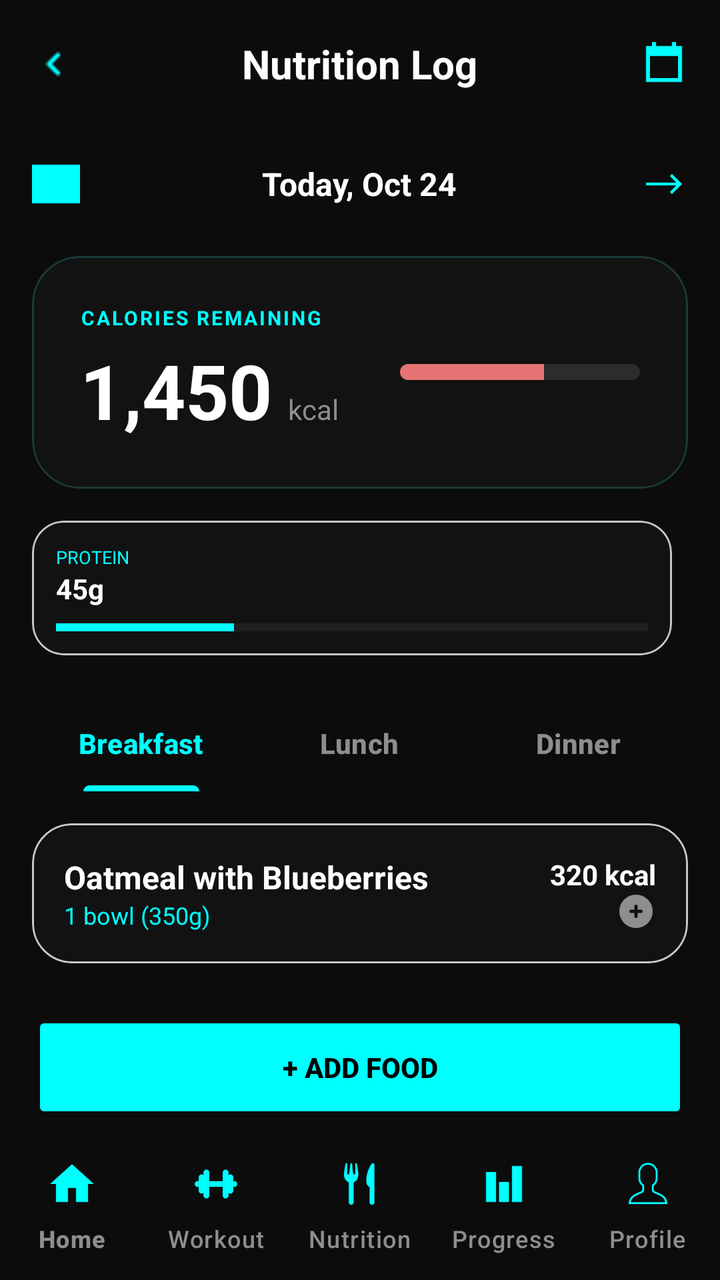
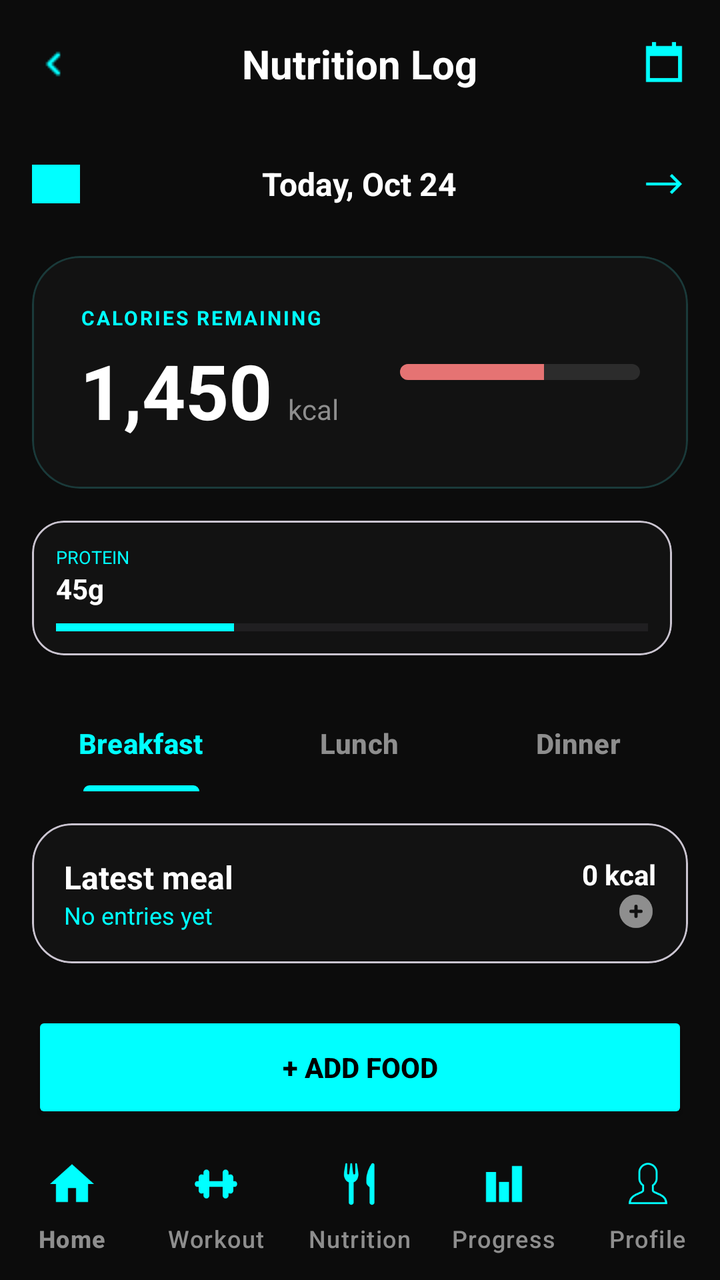

An Android layout rendered at two revisions. The XML below is the earlier revision; the diff shows what the commit changed to produce the second picture.
<!-- AndroidManifest.xml: application theme Theme.ProFitness -->
<!-- res/layout/activity_nutrition_log.xml -->
<androidx.constraintlayout.widget.ConstraintLayout xmlns:android="http://schemas.android.com/apk/res/android"
    xmlns:app="http://schemas.android.com/apk/res-auto"
    android:layout_width="match_parent"
    android:layout_height="match_parent"
    android:background="@color/bg_dark">

    <RelativeLayout
        android:id="@+id/nutrition_header"
        android:layout_width="match_parent"
        android:layout_height="64dp"
        android:paddingHorizontal="16dp"
        app:layout_constraintTop_toTopOf="parent">

        <ImageView
            android:id="@+id/btn_back"
            android:layout_width="24dp"
            android:layout_height="24dp"
            android:layout_centerVertical="true"
            android:src="@drawable/ic_back"
            app:tint="@color/neon_cyan" />

        <TextView
            android:layout_width="wrap_content"
            android:layout_height="wrap_content"
            android:layout_centerInParent="true"
            android:text="Nutrition Log"
            android:textColor="@color/white"
            android:textSize="20sp"
            android:textStyle="bold" />

        <ImageView
            android:layout_width="24dp"
            android:layout_height="24dp"
            android:layout_alignParentEnd="true"
            android:layout_centerVertical="true"
            android:src="@drawable/ic_calendar"
            app:tint="@color/neon_cyan" />
    </RelativeLayout>

    <ScrollView
        android:layout_width="match_parent"
        android:layout_height="0dp"
        android:fillViewport="true"
        android:scrollbars="none"
        app:layout_behavior="@string/appbar_scrolling_view_behavior"
        app:layout_constraintBottom_toTopOf="@id/bottom_navigation"
        app:layout_constraintTop_toBottomOf="@id/nutrition_header">

        <LinearLayout
            android:layout_width="match_parent"
            android:layout_height="wrap_content"
            android:orientation="vertical"
            android:padding="16dp">

            <RelativeLayout
                android:layout_width="match_parent"
                android:layout_height="wrap_content"
                android:layout_marginBottom="24dp">
                <ImageView android:id="@+id/prev_day" android:layout_width="24dp" android:layout_height="24dp" android:src="@drawable/ic_arrow_left" app:tint="@color/neon_cyan"/>
                <TextView android:layout_width="wrap_content" android:layout_height="wrap_content" android:layout_centerInParent="true" android:text="Today, Oct 24" android:textColor="@color/white" android:textStyle="bold" android:textSize="16sp"/>
                <ImageView android:id="@+id/next_day" android:layout_width="24dp" android:layout_height="24dp" android:layout_alignParentEnd="true" android:src="@drawable/ic_arrow_right" app:tint="@color/neon_cyan"/>
            </RelativeLayout>

            <com.google.android.material.card.MaterialCardView
                android:layout_width="match_parent"
                android:layout_height="wrap_content"
                app:cardBackgroundColor="@color/card_bg"
                app:cardCornerRadius="24dp"
                app:strokeColor="#1A3A3A"
                app:strokeWidth="1dp">
                <RelativeLayout android:layout_width="match_parent" android:layout_height="wrap_content" android:padding="24dp">
                    <TextView android:id="@+id/txt_rem" android:layout_width="wrap_content" android:layout_height="wrap_content" android:text="CALORIES REMAINING" android:textColor="@color/neon_cyan" android:textSize="10sp" android:textStyle="bold" android:letterSpacing="0.1"/>
                    <TextView android:id="@+id/val_cal" android:layout_width="wrap_content" android:layout_height="wrap_content" android:layout_below="@id/txt_rem" android:text="1,450" android:textColor="@color/white" android:textSize="38sp" android:textStyle="bold" android:layout_marginTop="4dp"/>
                    <TextView android:layout_width="wrap_content" android:layout_height="wrap_content" android:layout_toEndOf="@id/val_cal" android:layout_alignBaseline="@id/val_cal" android:layout_marginStart="8dp" android:text="kcal" android:textColor="@color/text_gray"/>
                    <ProgressBar style="?android:attr/progressBarStyleHorizontal" android:layout_width="120dp" android:layout_height="8dp" android:layout_alignParentEnd="true" android:layout_centerVertical="true" android:progress="60" android:progressDrawable="@drawable/custom_progress_orange"/>
                </RelativeLayout>
            </com.google.android.material.card.MaterialCardView>

            <LinearLayout android:layout_width="match_parent" android:layout_height="wrap_content" android:orientation="horizontal" android:layout_marginTop="16dp">
                <com.google.android.material.card.MaterialCardView android:layout_width="0dp" android:layout_height="wrap_content" android:layout_weight="1" android:layout_marginEnd="8dp" app:cardBackgroundColor="@color/card_bg" app:cardCornerRadius="16dp">
                    <LinearLayout android:layout_width="match_parent" android:layout_height="wrap_content" android:orientation="vertical" android:padding="12dp">
                        <TextView android:layout_width="wrap_content" android:layout_height="wrap_content" android:text="PROTEIN" android:textColor="@color/neon_cyan" android:textSize="9sp"/>
                        <TextView android:id="@+id/val_protein" android:layout_width="wrap_content" android:layout_height="wrap_content" android:text="45g" android:textColor="@color/white" android:textStyle="bold"/>
                        <ProgressBar style="?android:attr/progressBarStyleHorizontal" android:layout_width="match_parent" android:layout_height="4dp" android:progress="30" android:progressTint="@color/neon_cyan" android:layout_marginTop="8dp"/>
                    </LinearLayout>
                </com.google.android.material.card.MaterialCardView>
            </LinearLayout>

            <com.google.android.material.tabs.TabLayout
                android:layout_width="match_parent"
                android:layout_height="wrap_content"
                android:layout_marginTop="20dp"
                android:background="@android:color/transparent"
                app:tabIndicatorColor="@color/neon_cyan"
                app:tabSelectedTextColor="@color/neon_cyan"
                app:tabTextColor="@color/text_gray"
                app:tabTextAppearance="@style/TabTextStyle">
                <com.google.android.material.tabs.TabItem android:text="Breakfast"/>
                <com.google.android.material.tabs.TabItem android:text="Lunch"/>
                <com.google.android.material.tabs.TabItem android:text="Dinner"/>
            </com.google.android.material.tabs.TabLayout>

            <com.google.android.material.card.MaterialCardView
                android:layout_width="match_parent"
                android:layout_height="wrap_content"
                android:layout_marginTop="16dp"
                app:cardBackgroundColor="@color/card_bg"
                app:cardCornerRadius="20dp">
                <RelativeLayout android:layout_width="match_parent" android:layout_height="wrap_content" android:padding="16dp">
                    <TextView android:id="@+id/food1" android:layout_width="wrap_content" android:layout_height="wrap_content" android:text="Oatmeal with Blueberries" android:textColor="@color/white" android:textStyle="bold" android:textSize="16sp"/>
                    <TextView android:layout_width="wrap_content" android:layout_height="wrap_content" android:layout_below="@id/food1" android:text="1 bowl (350g)" android:textColor="@color/neon_cyan" android:textSize="12sp"/>
                    <TextView android:layout_width="wrap_content" android:layout_height="wrap_content" android:layout_alignParentEnd="true" android:text="320 kcal" android:textColor="@color/white" android:textStyle="bold"/>
                    <ImageView android:layout_width="20dp" android:layout_height="20dp" android:layout_alignParentEnd="true" android:layout_alignParentBottom="true" android:src="@drawable/ic_edit" app:tint="@color/text_gray"/>
                </RelativeLayout>
            </com.google.android.material.card.MaterialCardView>

            <Button
                android:id="@+id/btn_add_food"
                android:layout_width="match_parent"
                android:layout_height="56dp"
                android:layout_marginTop="24dp"
                android:text="+ Add Food"
                android:textColor="@android:color/black"
                android:backgroundTint="@color/neon_cyan"
                android:textStyle="bold"
                app:cornerRadius="28dp"/>

            <com.google.android.material.card.MaterialCardView
                android:layout_width="match_parent"
                android:layout_height="wrap_content"
                android:layout_marginTop="32dp"
                app:cardBackgroundColor="#0F2424"
                app:cardCornerRadius="20dp"
                app:strokeColor="#1A3A3A"
                app:strokeWidth="1dp">
                <LinearLayout android:layout_width="match_parent" android:layout_height="wrap_content" android:orientation="vertical" android:padding="20dp">
                    <RelativeLayout android:layout_width="match_parent" android:layout_height="wrap_content">
                        <TextView android:layout_width="wrap_content" android:layout_height="wrap_content" android:text="💧 Water Intake" android:textColor="@color/white" android:textStyle="bold"/>
                        <TextView android:id="@+id/tv_water_total" android:layout_width="wrap_content" android:layout_height="wrap_content" android:layout_alignParentEnd="true" android:text="1.2L / 2.5L" android:textColor="@color/neon_cyan" android:textStyle="bold"/>
                    </RelativeLayout>
                    <ProgressBar android:id="@+id/progress_water_total" style="?android:attr/progressBarStyleHorizontal" android:layout_width="match_parent" android:layout_height="10dp" android:progress="48" android:progressTint="@color/neon_cyan" android:layout_marginTop="16dp"/>
                    <LinearLayout android:layout_width="match_parent" android:layout_height="wrap_content" android:layout_marginTop="20dp">
                        <Button android:id="@+id/btn_add_250ml" android:layout_width="0dp" android:layout_height="wrap_content" android:layout_weight="1" android:text="+ 250ml" android:layout_marginEnd="8dp" style="@style/Widget.MaterialComponents.Button.OutlinedButton" app:strokeColor="@color/neon_cyan" android:textColor="@color/neon_cyan"/>
                        <Button android:id="@+id/btn_add_500ml" android:layout_width="0dp" android:layout_height="wrap_content" android:layout_weight="1" android:text="+ 500ml" style="@style/Widget.MaterialComponents.Button.OutlinedButton" app:strokeColor="@color/neon_cyan" android:textColor="@color/neon_cyan"/>
                    </LinearLayout>
                </LinearLayout>
            </com.google.android.material.card.MaterialCardView>

            <View android:layout_width="match_parent" android:layout_height="40dp"/>

        </LinearLayout>
    </ScrollView>

    <com.google.android.material.bottomnavigation.BottomNavigationView
        android:id="@+id/bottom_navigation"
        android:layout_width="match_parent"
        android:layout_height="72dp"
        android:background="@color/bg_dark"
        app:itemIconTint="@color/neon_cyan"
        app:itemTextColor="@color/text_gray"
        app:labelVisibilityMode="labeled"
        app:menu="@menu/bottom_nav_menu"
        app:layout_constraintBottom_toBottomOf="parent"/>

</androidx.constraintlayout.widget.ConstraintLayout>
<!-- resources referenced by this layout -->
<resources>
  <color name="bg_dark">#0C0C0C</color>
  <color name="card_bg">#121212</color>
  <color name="neon_cyan">#00FFFF</color>
  <color name="text_gray">#8E8E8E</color>
  <color name="white">#FFFFFF</color>
  <!-- drawable custom_progress_orange (drawable) -->
  <layer-list xmlns:android="http://schemas.android.com/apk/res/android">
      <item android:id="@android:id/background">
          <shape><corners android:radius="4dp"/><solid android:color="#2C2C2C"/></shape>
      </item>
      <item android:id="@android:id/progress">
          <clip>
              <shape><corners android:radius="4dp"/><solid android:color="#E57373"/></shape>
          </clip>
      </item>
  </layer-list>
  <!-- drawable ic_arrow_left (drawable) -->
  <?xml version="1.0" encoding="utf-8"?>
  <selector xmlns:android="http://schemas.android.com/apk/res/android">
      <item android:drawable="@drawable/back_arrow" />
  </selector>
  <!-- drawable ic_arrow_right (drawable) -->
  <?xml version="1.0" encoding="utf-8"?>
  <selector xmlns:android="http://schemas.android.com/apk/res/android">
      <item android:drawable="@drawable/ic_front" />
  </selector>
  <!-- drawable ic_back: png bitmap (drawable, 184 bytes) -->
  <!-- drawable ic_calendar: png bitmap (drawable, 543 bytes) -->
  <!-- drawable ic_edit (drawable) -->
  <?xml version="1.0" encoding="utf-8"?>
  <selector xmlns:android="http://schemas.android.com/apk/res/android">
      <item android:drawable="@drawable/ic_custom" />
  </selector>
  <style name="TabTextStyle">
          <item name="android:textColor">@color/text_gray</item>
          <item name="android:textSize">14sp</item>
          <item name="android:textStyle">bold</item>
      </style>
  <style name="Theme.ProFitness" parent="android:Theme.Material.Light.NoActionBar" />
  <!-- drawable back_arrow: png bitmap (drawable, 3105 bytes) -->
  <!-- drawable ic_front: png bitmap (drawable, 334 bytes) -->
  <!-- drawable ic_custom: png bitmap (drawable, 1592 bytes) -->
</resources>

<!-- the commit's change to res/layout/activity_nutrition_log.xml (unified diff, before → after) -->
@@ -57,7 +57,7 @@
                 android:layout_height="wrap_content"
                 android:layout_marginBottom="24dp">
                 <ImageView android:id="@+id/prev_day" android:layout_width="24dp" android:layout_height="24dp" android:src="@drawable/ic_arrow_left" app:tint="@color/neon_cyan"/>
-                <TextView android:layout_width="wrap_content" android:layout_height="wrap_content" android:layout_centerInParent="true" android:text="Today, Oct 24" android:textColor="@color/white" android:textStyle="bold" android:textSize="16sp"/>
+                <TextView android:id="@+id/tv_day_label" android:layout_width="wrap_content" android:layout_height="wrap_content" android:layout_centerInParent="true" android:text="Today, Oct 24" android:textColor="@color/white" android:textStyle="bold" android:textSize="16sp"/>
                 <ImageView android:id="@+id/next_day" android:layout_width="24dp" android:layout_height="24dp" android:layout_alignParentEnd="true" android:src="@drawable/ic_arrow_right" app:tint="@color/neon_cyan"/>
             </RelativeLayout>
 
@@ -72,7 +72,7 @@
                     <TextView android:id="@+id/txt_rem" android:layout_width="wrap_content" android:layout_height="wrap_content" android:text="CALORIES REMAINING" android:textColor="@color/neon_cyan" android:textSize="10sp" android:textStyle="bold" android:letterSpacing="0.1"/>
                     <TextView android:id="@+id/val_cal" android:layout_width="wrap_content" android:layout_height="wrap_content" android:layout_below="@id/txt_rem" android:text="1,450" android:textColor="@color/white" android:textSize="38sp" android:textStyle="bold" android:layout_marginTop="4dp"/>
                     <TextView android:layout_width="wrap_content" android:layout_height="wrap_content" android:layout_toEndOf="@id/val_cal" android:layout_alignBaseline="@id/val_cal" android:layout_marginStart="8dp" android:text="kcal" android:textColor="@color/text_gray"/>
-                    <ProgressBar style="?android:attr/progressBarStyleHorizontal" android:layout_width="120dp" android:layout_height="8dp" android:layout_alignParentEnd="true" android:layout_centerVertical="true" android:progress="60" android:progressDrawable="@drawable/custom_progress_orange"/>
+                    <ProgressBar android:id="@+id/progress_calories" style="?android:attr/progressBarStyleHorizontal" android:layout_width="120dp" android:layout_height="8dp" android:layout_alignParentEnd="true" android:layout_centerVertical="true" android:progress="60" android:progressDrawable="@drawable/custom_progress_orange"/>
                 </RelativeLayout>
             </com.google.android.material.card.MaterialCardView>
 
@@ -81,7 +81,7 @@
                     <LinearLayout android:layout_width="match_parent" android:layout_height="wrap_content" android:orientation="vertical" android:padding="12dp">
                         <TextView android:layout_width="wrap_content" android:layout_height="wrap_content" android:text="PROTEIN" android:textColor="@color/neon_cyan" android:textSize="9sp"/>
                         <TextView android:id="@+id/val_protein" android:layout_width="wrap_content" android:layout_height="wrap_content" android:text="45g" android:textColor="@color/white" android:textStyle="bold"/>
-                        <ProgressBar style="?android:attr/progressBarStyleHorizontal" android:layout_width="match_parent" android:layout_height="4dp" android:progress="30" android:progressTint="@color/neon_cyan" android:layout_marginTop="8dp"/>
+                        <ProgressBar android:id="@+id/progress_protein" style="?android:attr/progressBarStyleHorizontal" android:layout_width="match_parent" android:layout_height="4dp" android:progress="30" android:progressTint="@color/neon_cyan" android:layout_marginTop="8dp"/>
                     </LinearLayout>
                 </com.google.android.material.card.MaterialCardView>
             </LinearLayout>
@@ -107,9 +107,9 @@
                 app:cardBackgroundColor="@color/card_bg"
                 app:cardCornerRadius="20dp">
                 <RelativeLayout android:layout_width="match_parent" android:layout_height="wrap_content" android:padding="16dp">
-                    <TextView android:id="@+id/food1" android:layout_width="wrap_content" android:layout_height="wrap_content" android:text="Oatmeal with Blueberries" android:textColor="@color/white" android:textStyle="bold" android:textSize="16sp"/>
-                    <TextView android:layout_width="wrap_content" android:layout_height="wrap_content" android:layout_below="@id/food1" android:text="1 bowl (350g)" android:textColor="@color/neon_cyan" android:textSize="12sp"/>
-                    <TextView android:layout_width="wrap_content" android:layout_height="wrap_content" android:layout_alignParentEnd="true" android:text="320 kcal" android:textColor="@color/white" android:textStyle="bold"/>
+                    <TextView android:id="@+id/food1" android:layout_width="wrap_content" android:layout_height="wrap_content" android:text="Latest meal" android:textColor="@color/white" android:textStyle="bold" android:textSize="16sp"/>
+                    <TextView android:id="@+id/tv_food_meta" android:layout_width="wrap_content" android:layout_height="wrap_content" android:layout_below="@id/food1" android:text="No entries yet" android:textColor="@color/neon_cyan" android:textSize="12sp"/>
+                    <TextView android:id="@+id/tv_food_kcal" android:layout_width="wrap_content" android:layout_height="wrap_content" android:layout_alignParentEnd="true" android:text="0 kcal" android:textColor="@color/white" android:textStyle="bold"/>
                     <ImageView android:layout_width="20dp" android:layout_height="20dp" android:layout_alignParentEnd="true" android:layout_alignParentBottom="true" android:src="@drawable/ic_edit" app:tint="@color/text_gray"/>
                 </RelativeLayout>
             </com.google.android.material.card.MaterialCardView>
